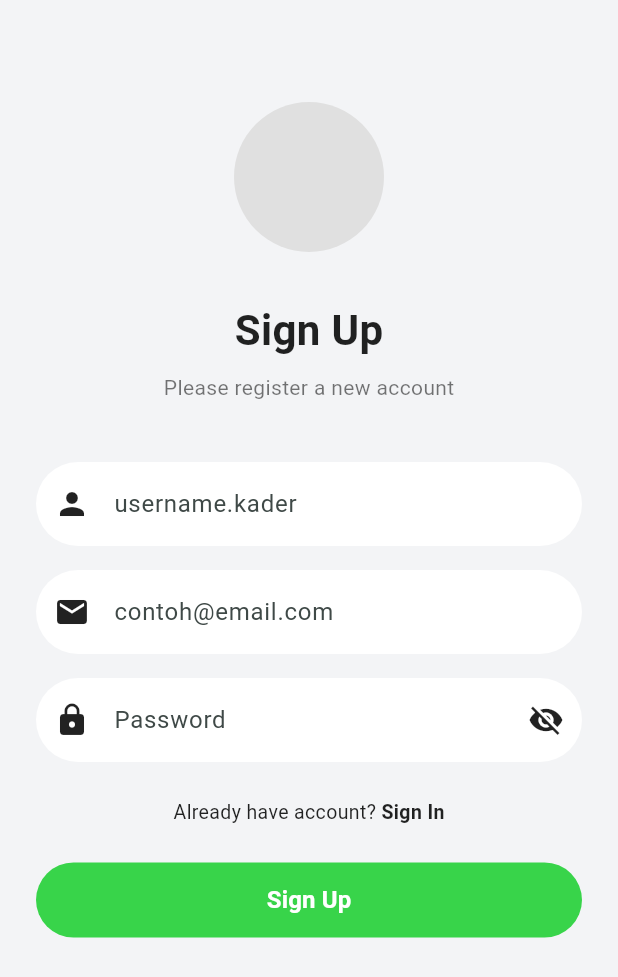
After one commit to ipincamp/radar-jentik-app, a Flutter app: the screen it shows after launch, after a tap on "Sign Up", on a phone screen of 412 x 824 dp. The commit adds this screen. Shown: the top 977 px of the screen. Run offline on Flutter 3.47's test engine with Material 3 defaults, Android fonts, the phone set to English and light mode, and no system bars; our stand-ins replace flutter_map, geolocator, image_picker, latlong2.

Commit message:
feat: Add login and registration pages with navigation integration

```diff
--- /dev/null
+++ b/lib/features/auth/presentation/pages/login_page.dart
@@ -0,0 +1,187 @@
+import 'package:flutter/material.dart';
+import 'register_page.dart';
+import '../../../main_navigation_page.dart';
+
+class LoginPage extends StatefulWidget {
+  const LoginPage({super.key});
+
+  @override
+  State<LoginPage> createState() => _LoginPageState();
+}
+
+class _LoginPageState extends State<LoginPage> {
+  bool _obscurePassword = true;
+
+  @override
+  Widget build(BuildContext context) {
+    return Scaffold(
+      backgroundColor: const Color(0xFFF3F4F6), // Warna abu-abu terang dari mockup
+      body: SafeArea(
+        child: SingleChildScrollView(
+          padding: const EdgeInsets.symmetric(horizontal: 24.0, vertical: 48.0),
+          child: Column(
+            crossAxisAlignment: CrossAxisAlignment.center,
+            children: [
+              const SizedBox(height: 40),
+              // Logo Placeholder
+              Container(
+                width: 100,
+                height: 100,
+                decoration: BoxDecoration(
+                  color: Colors.grey[300],
+                  shape: BoxShape.circle,
+                ),
+              ),
+              const SizedBox(height: 32),
+
+              // Judul
+              const Text(
+                "Sign In",
+                style: TextStyle(
+                  fontSize: 28,
+                  fontWeight: FontWeight.bold,
+                  color: Colors.black87,
+                ),
+              ),
+              const SizedBox(height: 8),
+              const Text(
+                "Welcome back",
+                style: TextStyle(
+                  fontSize: 14,
+                  color: Colors.black54,
+                ),
+              ),
+              const SizedBox(height: 48),
+
+              // Form Username
+              TextField(
+                decoration: InputDecoration(
+                  prefixIcon: const Icon(Icons.person, color: Colors.black87),
+                  hintText: "Username",
+                  filled: true,
+                  fillColor: Colors.white,
+                  border: OutlineInputBorder(
+                    borderRadius: BorderRadius.circular(30.0),
+                    borderSide: BorderSide.none,
+                  ),
+                  contentPadding: const EdgeInsets.symmetric(vertical: 16.0),
+                ),
+              ),
+              const SizedBox(height: 16),
+
+              // Form Password
+              TextField(
+                obscureText: _obscurePassword,
+                decoration: InputDecoration(
+                  prefixIcon: const Icon(Icons.lock, color: Colors.black87),
+                  suffixIcon: IconButton(
+                    icon: Icon(
+                      _obscurePassword ? Icons.visibility_off : Icons.visibility,
+                      color: Colors.black87,
+                    ),
+                    onPressed: () {
+                      setState(() {
+                        _obscurePassword = !_obscurePassword;
+                      });
+                    },
+                  ),
+                  hintText: "Password",
+                  filled: true,
+                  fillColor: Colors.white,
+                  border: OutlineInputBorder(
+                    borderRadius: BorderRadius.circular(30.0),
+                    borderSide: BorderSide.none,
+                  ),
+                  contentPadding: const EdgeInsets.symmetric(vertical: 16.0),
+                ),
+              ),
+              const SizedBox(height: 16),
+
+              // Teks Bawah Form
+              Row(
+                mainAxisAlignment: MainAxisAlignment.spaceBetween,
+                crossAxisAlignment: CrossAxisAlignment.start,
+                children: [
+                  Column(
+                    crossAxisAlignment: CrossAxisAlignment.start,
+                    children: [
+                      const Text(
+                        "Don't have account?",
+                        style: TextStyle(fontSize: 12, color: Colors.black87),
+                      ),
+                      GestureDetector(
+                        onTap: () {
+                          Navigator.push(
+                            context,
+                            MaterialPageRoute(
+                              builder: (context) => const RegisterPage(),
+                            ),
+                          );
+                        },
+                        child: const Text(
+                          "Sign Up",
+                          style: TextStyle(
+                            fontSize: 13,
+                            fontWeight: FontWeight.bold,
+                            color: Colors.black87,
+                          ),
+                        ),
+                      ),
+                    ],
+                  ),
+                  GestureDetector(
+                    onTap: () {
+                      // TODO: Implementasi lupa password
+                    },
+                    child: const Text(
+                      "Forget Password?",
+                      style: TextStyle(
+                        fontSize: 13,
+                        fontWeight: FontWeight.bold,
+                        color: Colors.black87,
+                      ),
+                    ),
+                  ),
+                ],
+              ),
+              const SizedBox(height: 32),
+
+              // Tombol Sign In
+              SizedBox(
+                width: double.infinity,
+                height: 50,
+                child: ElevatedButton(
+                  style: ElevatedButton.styleFrom(
+                    backgroundColor: const Color(0xFFE43A5B), // Warna merah muda/kemerahan
+                    shape: RoundedRectangleBorder(
+                      borderRadius: BorderRadius.circular(30.0),
+                    ),
+                    elevation: 0,
+                  ),
+                  onPressed: () {
+                    // TODO: Implementasi logika login autentikasi asli
+                    // Sementara langsung arahkan ke Dashboard
+                    Navigator.pushReplacement(
+                      context,
+                      MaterialPageRoute(
+                        builder: (context) => const MainNavigationPage(),
+                      ),
+                    );
+                  },
+                  child: const Text(
+                    "Sign In",
+                    style: TextStyle(
+                      color: Colors.white,
+                      fontSize: 16,
+                      fontWeight: FontWeight.bold,
+                    ),
+                  ),
+                ),
+              ),
+            ],
+          ),
+        ),
+      ),
+    );
+  }
+}
--- /dev/null
+++ b/lib/features/auth/presentation/pages/register_page.dart
@@ -0,0 +1,175 @@
+import 'package:flutter/material.dart';
+
+class RegisterPage extends StatefulWidget {
+  const RegisterPage({super.key});
+
+  @override
+  State<RegisterPage> createState() => _RegisterPageState();
+}
+
+class _RegisterPageState extends State<RegisterPage> {
+  bool _obscurePassword = true;
+
+  @override
+  Widget build(BuildContext context) {
+    return Scaffold(
+      backgroundColor: const Color(0xFFF3F4F6),
+      body: SafeArea(
+        child: SingleChildScrollView(
+          padding: const EdgeInsets.symmetric(horizontal: 24.0, vertical: 48.0),
+          child: Column(
+            crossAxisAlignment: CrossAxisAlignment.center,
+            children: [
+              const SizedBox(height: 20),
+              // Logo Placeholder
+              Container(
+                width: 100,
+                height: 100,
+                decoration: BoxDecoration(
+                  color: Colors.grey[300],
+                  shape: BoxShape.circle,
+                ),
+              ),
+              const SizedBox(height: 32),
+
+              // Judul
+              const Text(
+                "Sign Up",
+                style: TextStyle(
+                  fontSize: 28,
+                  fontWeight: FontWeight.bold,
+                  color: Colors.black87,
+                ),
+              ),
+              const SizedBox(height: 8),
+              const Text(
+                "Please register a new account",
+                style: TextStyle(
+                  fontSize: 14,
+                  color: Colors.black54,
+                ),
+              ),
+              const SizedBox(height: 40),
+
+              // Form Username
+              TextField(
+                decoration: InputDecoration(
+                  prefixIcon: const Icon(Icons.person, color: Colors.black87),
+                  hintText: "username.kader",
+                  filled: true,
+                  fillColor: Colors.white,
+                  border: OutlineInputBorder(
+                    borderRadius: BorderRadius.circular(30.0),
+                    borderSide: BorderSide.none,
+                  ),
+                  contentPadding: const EdgeInsets.symmetric(vertical: 16.0),
+                ),
+              ),
+              const SizedBox(height: 16),
+
+              // Form Email
+              TextField(
+                keyboardType: TextInputType.emailAddress,
+                decoration: InputDecoration(
+                  prefixIcon: const Icon(Icons.email, color: Colors.black87),
+                  hintText: "contoh@email.com",
+                  filled: true,
+                  fillColor: Colors.white,
+                  border: OutlineInputBorder(
+                    borderRadius: BorderRadius.circular(30.0),
+                    borderSide: BorderSide.none,
+                  ),
+                  contentPadding: const EdgeInsets.symmetric(vertical: 16.0),
+                ),
+              ),
+              const SizedBox(height: 16),
+
+              // Form Password
+              TextField(
+                obscureText: _obscurePassword,
+                decoration: InputDecoration(
+                  prefixIcon: const Icon(Icons.lock, color: Colors.black87),
+                  suffixIcon: IconButton(
+                    icon: Icon(
+                      _obscurePassword ? Icons.visibility_off : Icons.visibility,
+                      color: Colors.black87,
+                    ),
+                    onPressed: () {
+                      setState(() {
+                        _obscurePassword = !_obscurePassword;
+                      });
+                    },
+                  ),
+                  hintText: "Password",
+                  filled: true,
+                  fillColor: Colors.white,
+                  border: OutlineInputBorder(
+                    borderRadius: BorderRadius.circular(30.0),
+                    borderSide: BorderSide.none,
+                  ),
+                  contentPadding: const EdgeInsets.symmetric(vertical: 16.0),
+                ),
+              ),
+              const SizedBox(height: 24),
+
+              // Teks Sign In
+              Row(
+                mainAxisAlignment: MainAxisAlignment.center,
+                children: [
+                  const Text(
+                    "Already have account? ",
+                    style: TextStyle(fontSize: 13, color: Colors.black87),
+                  ),
+                  GestureDetector(
+                    onTap: () {
+                      Navigator.pop(context); // Kembali ke halaman Login
+                    },
+                    child: const Text(
+                      "Sign In", // Memperbaiki penamaan dari gambar (Sign Up -> Sign In)
+                      style: TextStyle(
+                        fontSize: 13,
+                        fontWeight: FontWeight.bold,
+                        color: Colors.black87,
+                      ),
+                    ),
+                  ),
+                ],
+              ),
+              const SizedBox(height: 24),
+
+              // Tombol Sign Up
+              SizedBox(
+                width: double.infinity,
+                height: 50,
+                child: ElevatedButton(
+                  style: ElevatedButton.styleFrom(
+                    backgroundColor: const Color(0xFF38D44A), // Warna hijau terang
+                    shape: RoundedRectangleBorder(
+                      borderRadius: BorderRadius.circular(30.0),
+                    ),
+                    elevation: 0,
+                  ),
+                  onPressed: () {
+                    // TODO: Tambahkan fungsi register
+                    ScaffoldMessenger.of(context).showSnackBar(
+                      const SnackBar(content: Text("Berhasil Mendaftar! Silakan Sign In.")),
+                    );
+                    Navigator.pop(context); // Kembali ke login setelah daftar
+                  },
+                  child: const Text(
+                    "Sign Up",
+                    style: TextStyle(
+                      color: Colors.white,
+                      fontSize: 16,
+                      fontWeight: FontWeight.bold,
+                    ),
+                  ),
+                ),
+              ),
+            ],
+          ),
+        ),
+      ),
+    );
+  }
+}
--- a/lib/main.dart
+++ b/lib/main.dart
@@ -3,6 +3,7 @@ import 'package:flutter/foundation.dart';
 import 'package:flutter/material.dart';
 
 import 'features/gis_map/presentation/pages/zonation_map_page.dart';
+import 'features/auth/presentation/pages/login_page.dart';
 
 void main() {
   runApp(const App());
@@ -32,7 +33,7 @@ class App extends StatelessWidget {
       ),
 
       // Halaman yang pertama kali dibuka
-      home: const MainNavigationPage(),
+      home: const LoginPage(),
     );
   }
 }
```
